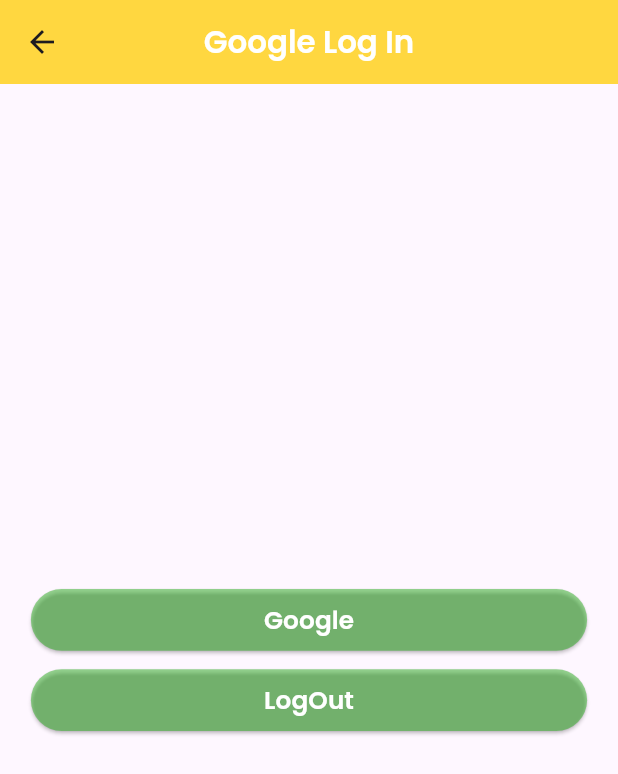
After one commit to testgithubtiwari/Ecom-Admin, a Flutter app: the GoogleSignInPage screen opened directly, after a tap on "Google", on a phone screen of 412 x 824 dp. The commit adds this screen. Shown: the top 774 px of the screen. Run offline on Flutter 3.47's test engine with Material 3 defaults, Android fonts, the phone set to English and light mode, and no system bars; our stand-ins replace firebase_auth, firebase_core, firebase_messaging, flutter_local_notifications, google_fonts, google_sign_in and 2 more; accounts and stored records are empty.

Commit message:
google sign in added

```diff
--- /dev/null
+++ b/lib/auth/google_sign_in.dart
@@ -0,0 +1,114 @@
+// ignore_for_file: avoid_print, prefer_const_constructors
+
+import 'package:firebase_auth/firebase_auth.dart';
+import 'package:flutter/material.dart';
+import 'package:google_fonts/google_fonts.dart';
+import 'package:google_sign_in/google_sign_in.dart';
+
+class GoogleSignInPage extends StatefulWidget {
+  const GoogleSignInPage({Key? key}) : super(key: key);
+
+  @override
+  State<GoogleSignInPage> createState() => _GoogleSignInPageState();
+}
+
+class _GoogleSignInPageState extends State<GoogleSignInPage> {
+  googleLogin() async {
+    print("googleLogin method Called");
+    GoogleSignIn googleSignIn = GoogleSignIn();
+    try {
+      var result = await googleSignIn.signIn();
+      if (result == null) {
+        return;
+      }
+
+      final userData = await result.authentication;
+      final credential = GoogleAuthProvider.credential(
+          accessToken: userData.accessToken, idToken: userData.idToken);
+      var finalResult =
+          await FirebaseAuth.instance.signInWithCredential(credential);
+      print("Result $finalResult");
+      print(
+          finalResult.user?.displayName); // Access user property of finalResult
+      print(finalResult.user?.email); // Access user property of finalResult
+      print(finalResult.user?.photoURL); // Access user property of finalResult
+    } catch (error) {
+      print(error);
+    }
+  }
+
+  Future<void> logOut() async {
+    await GoogleSignIn().disconnect();
+    FirebaseAuth.instance.signOut();
+  }
+
+  @override
+  Widget build(BuildContext context) {
+    final Size size = MediaQuery.of(context).size;
+    return Scaffold(
+      appBar: AppBar(
+        title: Text(
+          'Google Log In',
+          style: GoogleFonts.poppins(
+            color: Colors.white,
+            fontSize: size.width * 0.05,
+            fontWeight: FontWeight.w600,
+          ),
+        ),
+        centerTitle: true,
+        backgroundColor: Colors.amberAccent,
+      ),
+      body: Container(
+        padding: EdgeInsets.all(size.width * 0.05),
+        child: Column(
+          mainAxisAlignment: MainAxisAlignment.center,
+          children: [
+            SizedBox(
+              width: size.width,
+              height: size.width * 0.10,
+              child: ElevatedButton(
+                style: ElevatedButton.styleFrom(
+                  backgroundColor: Color.fromARGB(117, 31, 173, 18),
+                ),
+                onPressed: () {
+                  googleLogin();
+                },
+                child: Text(
+                  'Google',
+                  style: GoogleFonts.poppins(
+                    color: Colors.white,
+                    fontSize: size.width * 0.04,
+                    fontWeight: FontWeight.w600,
+                  ),
+                ),
+              ),
+            ),
+            SizedBox(
+              height: size.width * 0.03,
+            ),
+            SizedBox(
+              width: size.width,
+              height: size.width * 0.10,
+              child: ElevatedButton(
+                style: ElevatedButton.styleFrom(
+                  backgroundColor: Color.fromARGB(117, 31, 173, 18),
+                ),
+                onPressed: () {
+                  logOut();
+                },
+                child: Text(
+                  'LogOut',
+                  style: GoogleFonts.poppins(
+                    color: Colors.white,
+                    fontSize: size.width * 0.04,
+                    fontWeight: FontWeight.w600,
+                  ),
+                ),
+              ),
+            )
+          ],
+        ),
+      ),
+    );
+  }
+}
--- a/lib/auth/otp_verification.dart
+++ b/lib/auth/otp_verification.dart
@@ -9,7 +9,8 @@
 import 'package:pinput/pinput.dart';
 
 class OtpVerification extends StatefulWidget {
-  const OtpVerification({super.key});
+  final String verificationId;
+  const OtpVerification({required this.verificationId, super.key});
 
   @override
   State<OtpVerification> createState() => _OtpVerificationState();
@@ -133,10 +134,12 @@
                 width: size.width * 0.90,
                 child: ElevatedButton(
                   onPressed: () async {
+                    print(code);
+                    print(widget.verificationId);
                     try {
                       PhoneAuthCredential credential =
                           PhoneAuthProvider.credential(
-                        verificationId: PhoneAdd.verify,
+                        verificationId: widget.verificationId,
                         smsCode: code,
                       );
                       await auth.signInWithCredential(credential);
--- a/lib/auth/phone_add.dart
+++ b/lib/auth/phone_add.dart
@@ -6,9 +6,12 @@
 import 'package:google_fonts/google_fonts.dart';
 
 class PhoneAdd extends StatefulWidget {
-  const PhoneAdd({super.key});
+  // final void Function(String) onVerificationIdReceived;
+  const PhoneAdd({
+    Key? key,
+  }) : super(key: key);
 
-  static String verify = "";
+  // static String verify = "";
 
   @override
   State<PhoneAdd> createState() => _PhoneAddState();
@@ -139,11 +142,14 @@
                           (PhoneAuthCredential credential) {},
                       verificationFailed: (FirebaseAuthException e) {},
                       codeSent: (String verificationId, int? resendToken) {
-                        PhoneAdd.verify = verificationId;
+                        // PhoneAdd.verify = verificationId;
+                        // widget.onVerificationIdReceived(verificationId);
                         Navigator.push(
                             context,
                             MaterialPageRoute(
-                                builder: (context) => const OtpVerification()));
+                                builder: (context) => OtpVerification(
+                                      verificationId: verificationId,
+                                    )));
                       },
                       codeAutoRetrievalTimeout: (String verificationId) {},
                     );
--- a/lib/main.dart
+++ b/lib/main.dart
@@ -1,6 +1,7 @@
 // ignore_for_file: avoid_print
 
 import 'package:admin/auth/authprovider.dart';
+import 'package:admin/auth/google_sign_in.dart';
 import 'package:admin/auth/login.dart';
 import 'package:admin/auth/phone_add.dart';
 import 'package:admin/notification_services.dart';
--- a/pubspec.yaml
+++ b/pubspec.yaml
@@ -45,6 +45,7 @@
   path_provider: ^2.1.1
   pinput: ^3.0.1
   firebase_auth: ^4.15.3
+  google_sign_in: ^6.2.1
 
 dev_dependencies:
   flutter_test:
```
Also changed, not shown: pubspec.lock, 1 other file.
